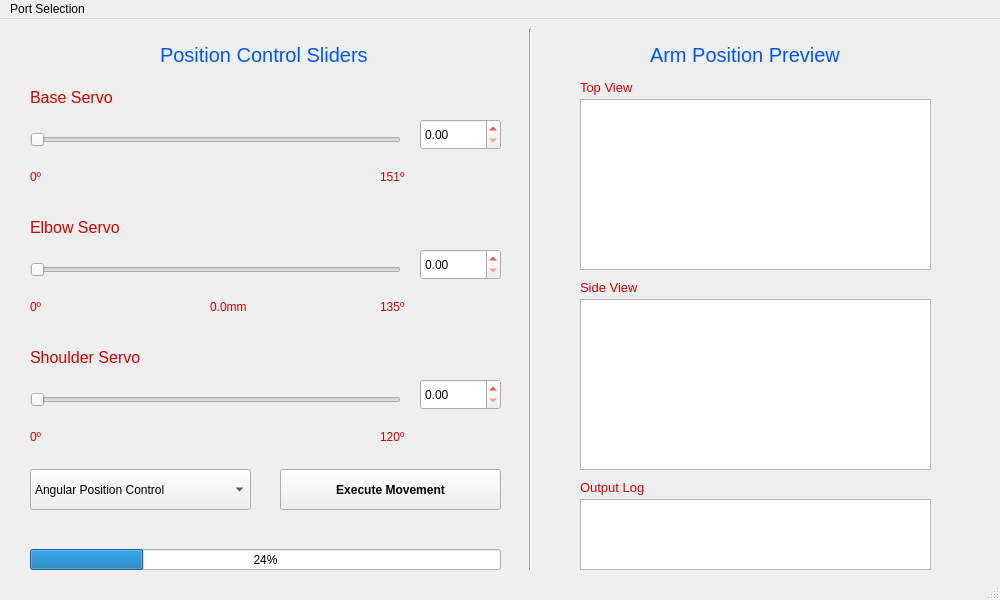
pArm-TFG/pArm-S1, file pArm/GUI/InProgressGUI.ui: the form before one commit.
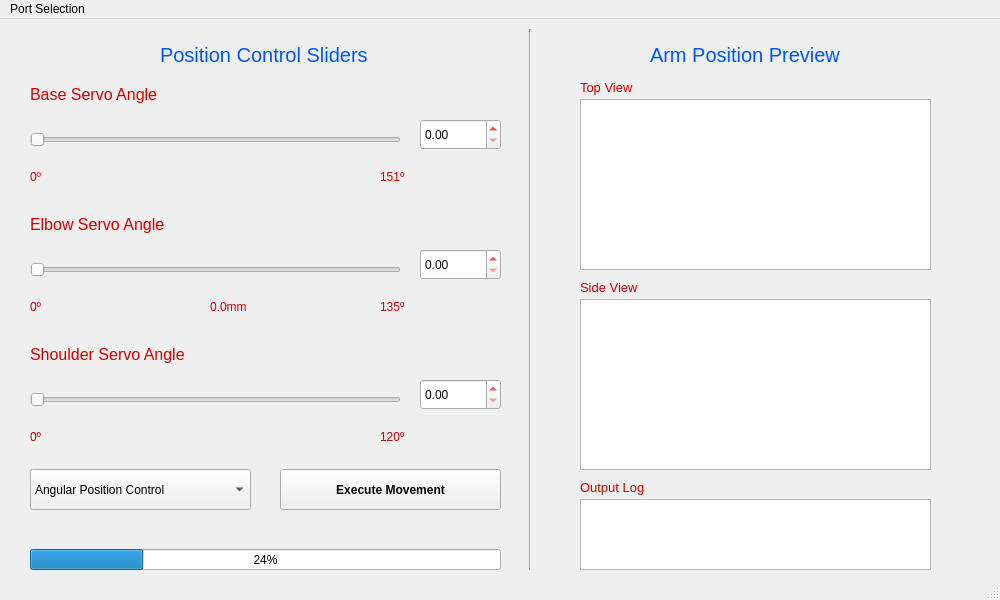
The form after the commit. Custom widgets are drawn as their Qt base class.

Commit message: Stable version before new GUI load method

```diff
--- a/pArm/GUI/InProgressGUI.ui
+++ b/pArm/GUI/InProgressGUI.ui
@@ -289,9 +289,9 @@
     <property name="geometry">
      <rect>
       <x>30</x>
-      <y>70</y>
+      <y>60</y>
       <width>291</width>
-      <height>16</height>
+      <height>31</height>
      </rect>
     </property>
     <property name="font">
@@ -300,16 +300,16 @@
      </font>
     </property>
     <property name="text">
-     <string>Base Servo</string>
+     <string>Base Servo Angle</string>
     </property>
    </widget>
    <widget class="QLabel" name="SliderLabel2">
     <property name="geometry">
      <rect>
       <x>30</x>
-      <y>200</y>
+      <y>190</y>
       <width>291</width>
-      <height>16</height>
+      <height>31</height>
      </rect>
     </property>
     <property name="font">
@@ -318,16 +318,16 @@
      </font>
     </property>
     <property name="text">
-     <string>Elbow Servo</string>
+     <string>Elbow Servo Angle</string>
     </property>
    </widget>
    <widget class="QLabel" name="SliderLabel3">
     <property name="geometry">
      <rect>
       <x>30</x>
-      <y>330</y>
+      <y>320</y>
       <width>301</width>
-      <height>16</height>
+      <height>31</height>
      </rect>
     </property>
     <property name="font">
@@ -336,7 +336,7 @@
      </font>
     </property>
     <property name="text">
-     <string>Shoulder Servo</string>
+     <string>Shoulder Servo Angle</string>
     </property>
    </widget>
    <widget class="QProgressBar" name="progressBar">
```
Left out of the diff: 30 changed lines with no effect on the pictures. The commit also changes 2 other files.
